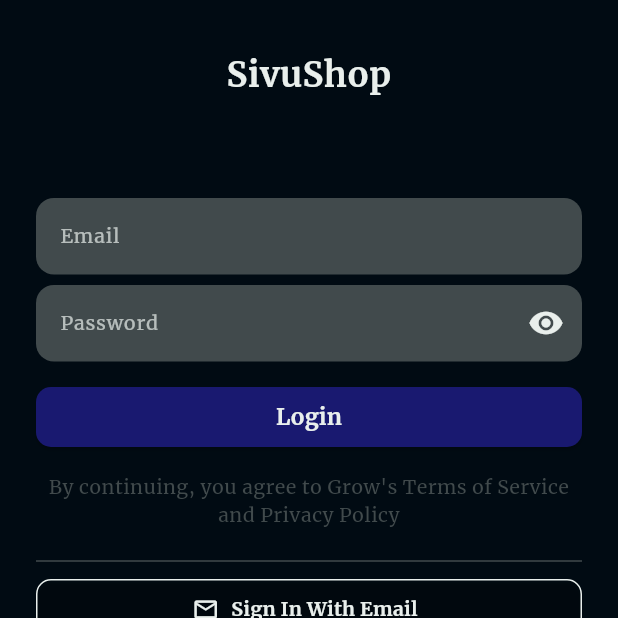
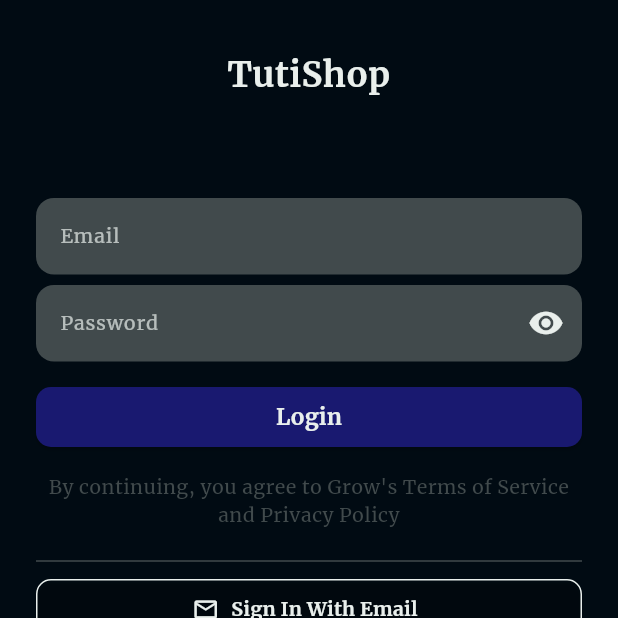
Before and after one commit to ilkerciblak/TutiShop.Portfolio, a Flutter app: the screen it shows after launch, on a phone screen of 412 x 824 dp, the top half of it. Run offline on Flutter 3.47's test engine with Material 3 defaults, Android fonts, the phone set to English and light mode, and no system bars; our stand-ins replace bloc, cached_network_image, flutter_bloc, fpdart, get_it, go_router and 3 more; missing offline and left inert: encrypt.

Commit message:
refactor(general): refactor some general problems

```diff
--- a/mobile_application/suvido_eshop/lib/modules/catalog/presentation/product/detail_screen/view/product_detail_header_delegate.dart
+++ b/mobile_application/suvido_eshop/lib/modules/catalog/presentation/product/detail_screen/view/product_detail_header_delegate.dart
@@ -39,15 +39,12 @@
       FloatingHeaderSnapConfiguration();
 
   @override
-  // TODO: implement showOnScreenConfiguration
   PersistentHeaderShowOnScreenConfiguration? get showOnScreenConfiguration =>
       null;
 
   @override
-  // TODO: implement stretchConfiguration
   OverScrollHeaderStretchConfiguration? get stretchConfiguration => null;
 
   @override
-  // TODO: implement vsync
   TickerProvider? get vsync => null;
 }
--- a/mobile_application/suvido_eshop/lib/presentation/login/bloc/login_cubit.dart
+++ b/mobile_application/suvido_eshop/lib/presentation/login/bloc/login_cubit.dart
@@ -77,4 +77,10 @@
       ),
     );
   }
+
+  void onVisibilityPressed() {
+    emit(state.copyWith(
+      obscureText: !state.obscureText,
+    ));
+  }
 }
--- a/mobile_application/suvido_eshop/lib/presentation/login/bloc/login_state.dart
+++ b/mobile_application/suvido_eshop/lib/presentation/login/bloc/login_state.dart
@@ -4,6 +4,7 @@
   final String username;
   final String password;
   final FetchStatus status;
+  final bool obscureText;
   final String errorMessage;
 
   LoginState({
@@ -11,6 +12,7 @@
     required this.password,
     required this.status,
     required this.errorMessage,
+    required this.obscureText,
   });
 
   LoginState copyWith({
@@ -18,12 +20,14 @@
     String? password,
     FetchStatus? status,
     String? errorMessage,
+    bool? obscureText,
   }) {
     return LoginState(
       username: username ?? this.username,
       password: password ?? this.password,
       status: status ?? this.status,
       errorMessage: errorMessage ?? this.errorMessage,
+      obscureText: obscureText ?? this.obscureText,
     );
   }
 
@@ -32,6 +36,7 @@
         password: "",
         status: FetchStatus.idle,
         errorMessage: '',
+        obscureText: true,
       );
 
   @override
@@ -41,7 +46,8 @@
     return other.username == username &&
         other.password == password &&
         other.status == status &&
-        other.errorMessage == errorMessage;
+        other.errorMessage == errorMessage &&
+        other.obscureText == obscureText;
   }
 
   @override
@@ -49,6 +55,7 @@
     return username.hashCode ^
         password.hashCode ^
         status.hashCode ^
+        obscureText.hashCode ^
         errorMessage.hashCode;
   }
 }
--- a/mobile_application/suvido_eshop/lib/presentation/login/login_screen.dart
+++ b/mobile_application/suvido_eshop/lib/presentation/login/login_screen.dart
@@ -38,11 +38,11 @@
                 const SizedBox(
                   height: AppSpacing.veryHuge,
                 ),
-                Row(
+                const Row(
                   children: [
                     Expanded(
                       child: Text(
-                        'SivuShop',
+                        'TutiShop',
                         style: AppFontStyles.boldWhite23,
                         textAlign: TextAlign.center,
                       ),
@@ -81,7 +81,7 @@
                   height: AppSpacing.small,
                 ),
                 TextField(
-                  obscureText: true,
+                  obscureText: state.obscureText,
                   maxLines: 1,
                   style: AppFontStyles.regularWhite13,
                   controller: cubit.passwordController,
@@ -96,9 +96,11 @@
                       borderSide: BorderSide.none,
                     ),
                     suffixIcon: IconButton(
-                      onPressed: () {},
+                      onPressed: cubit.onVisibilityPressed,
                       icon: Icon(
-                        Icons.visibility,
+                        state.obscureText
+                            ? Icons.visibility
+                            : Icons.visibility_off,
                         color: AppColors.primaryWhite,
                       ),
                     ),
@@ -122,7 +124,7 @@
                 const SizedBox(
                   height: AppSpacing.medium,
                 ),
-                Row(
+                const Row(
                   children: [
                     Expanded(
                       child: Text(
@@ -136,7 +138,7 @@
                 const SizedBox(
                   height: AppSpacing.medium,
                 ),
-                Divider(
+                const Divider(
                   color: AppColors.primaryGrey,
                 ),
                 Row(
@@ -149,17 +151,17 @@
                         backgroundColor: Colors.transparent,
                         shape: RoundedRectangleBorder(
                           borderRadius: BorderRadius.circular(10),
-                          side: BorderSide(
+                          side: const BorderSide(
                             color: AppColors.primaryWhite,
                           ),
                         ),
                       ),
                       onPressed: () {},
-                      label: Text(
+                      label: const Text(
                         'Sign In With Email',
                         style: AppFontStyles.boldWhite13,
                       ),
-                      icon: Icon(Icons.email_outlined),
+                      icon: const Icon(Icons.email_outlined),
                     ))
                   ],
                 ),
@@ -180,11 +182,11 @@
                         ),
                       ),
                       onPressed: () {},
-                      label: Text(
+                      label: const Text(
                         'Sign In With Apple',
                         style: AppFontStyles.boldBlack13,
                       ),
-                      icon: Icon(
+                      icon: const Icon(
                         Icons.apple_outlined,
                         color: AppColors.primaryBlack,
                       ),
@@ -208,11 +210,11 @@
                           ),
                         ),
                         onPressed: () {},
-                        label: Text(
+                        label: const Text(
                           'Sign In With Facebook',
                           style: AppFontStyles.boldWhite13,
                         ),
-                        icon: Icon(Icons.facebook_outlined),
+                        icon: const Icon(Icons.facebook_outlined),
                       ),
                     )
                   ],
@@ -221,13 +223,13 @@
                 Row(
                   mainAxisAlignment: MainAxisAlignment.center,
                   children: [
-                    Text(
+                    const Text(
                       "Don't you have an account?",
                       style: AppFontStyles.regularWhite13,
                     ),
                     TextButton(
                       onPressed: () {},
-                      child: Text(
+                      child: const Text(
                         "Sign in!",
                         style: AppFontStyles.boldWhite13,
                       ),
```
